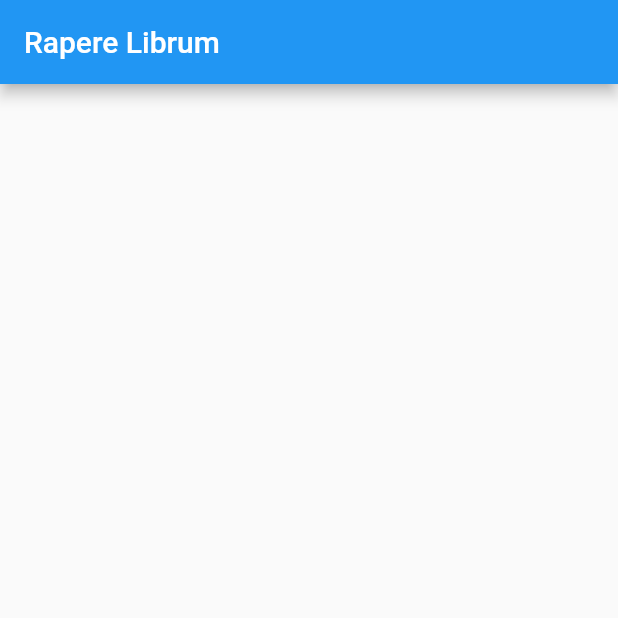
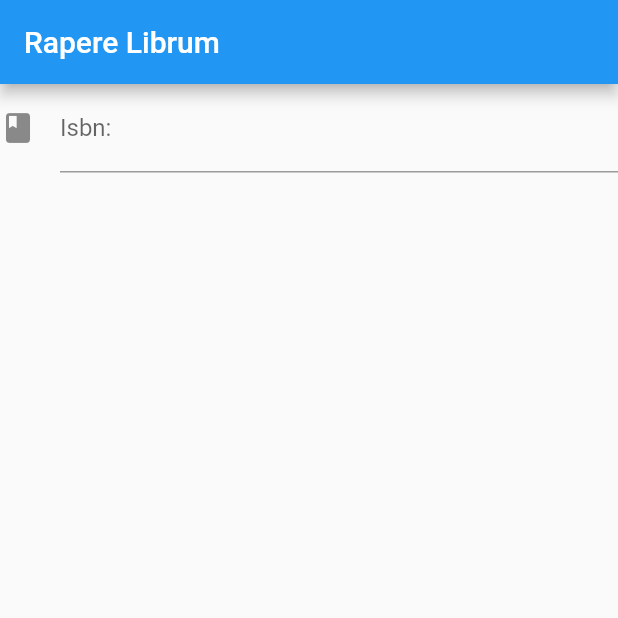
Before and after one commit to nate601/rapere-librum-frontend, a Flutter app: the screen it shows after launch, on a phone screen of 412 x 824 dp, the top half of it. Run offline on Flutter 3.47's test engine with Material 2 defaults, Android fonts, the phone set to English and light mode, and no system bars.

Commit message:
Began scaffolding for search root page

```diff
--- a/lib/main.dart
+++ b/lib/main.dart
@@ -11,12 +11,46 @@ class MyApp extends StatelessWidget {
         theme: ThemeData(
           primarySwatch: Colors.blue,
         ),
-        home: Scaffold(
-          appBar: AppBar(
-            title: Text(
-              "Rapere Librum",
+        home: new RootPage());
+  }
+}
+
+class RootPage extends StatelessWidget {
+  const RootPage({
+    Key key,
+  }) : super(key: key);
+
+  @override
+  Widget build(BuildContext context) {
+    return Scaffold(
+      appBar: AppBar(
+        title: Text(
+          "Rapere Librum",
+        ),
+      ),
+      body: Column(
+        children: <Widget>[
+          Container(
+            child: Column(
+              children: <Widget>[
+                TextFormField(
+                  decoration: InputDecoration(
+                      labelText: "Isbn:",
+                      hintText: "Isbn 10/13",
+                      icon: Icon(Icons.book)),
+                  validator: (String value) {
+                    if (value.length != 10 || value.length != 13)
+                      return "Isbn must be a valid Isbn 10 or Isbn 13";
+                    else
+                      return null;
+                  },
+                  keyboardType: TextInputType.number,
+                ),
+              ],
             ),
           ),
-        ));
+        ],
+      ),
+    );
   }
 }
--- a/pubspec.yaml
+++ b/pubspec.yaml
@@ -14,7 +14,7 @@ description: A new Flutter project.
 version: 1.0.0+1
 
 environment:
-  sdk: ">=2.1.0 <3.0.0"
+  sdk: ">=2.2.0 <3.0.0"
 
 dependencies:
   flutter:
```
